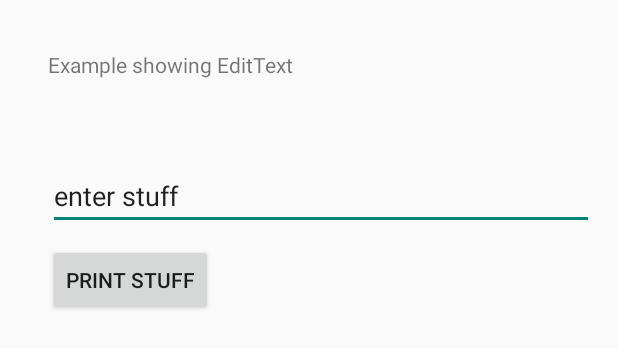
After one commit to vincentthai22/fitness-friends, an Android app: the layout generic_textbox.xml on its own in the app's theme, with its tools: preview values and no code run, on a phone screen of 412 x 824 dp. The commit adds this screen. Shown: the top 348 px of the screen. Run offline under Robolectric (Android 15) with nearby library versions, the phone set to English and light mode, and no system bars.

Commit message:
Started adding textboxes for the routine page; can also be used for diet. Strings.xml contains the nexessary strings for the textboxes and generic_textbox has the xml code.

```diff
--- a/app/src/main/java/com/example/vincent/fitnessfriends/models/Routine.java
+++ b/app/src/main/java/com/example/vincent/fitnessfriends/models/Routine.java
@@ -1,8 +1,39 @@
 package com.example.vincent.fitnessfriends.models;
 
+import android.widget.Button;
+import android.widget.EditText;
+import android.view.View;
+import android.os.Bundle;
+import android.app.Activity;
+import android.view.View.OnClickListener;
+import android.widget.Toast;
 /**
  * Created by Vincent on 10/25/2016.
  */
 
-public class Routine {
+public class Routine extends Activity {
+
+        EditText edit;
+        Button button;
+
+        @Override
+        protected void onCreate(Bundle savedInstanceState) {
+
+            super.onCreate(savedInstanceState);
+            setContentView(R.layout.generic_textbox);
+
+            edit = (EditText) findViewById(R.id.edittext);
+            button = (Button) findViewById(R.id.button);
+
+            button.setOnClickListener(new OnClickListener() {
+
+                public void onClick(View v) {
+                    String str = edit.getText().toString();
+                    Toast msg = Toast.makeText(getBaseContext(),str,Toast.LENGTH_LONG);
+                    msg.show();
+                }
+
+            });
+
+        }
 }
--- /dev/null
+++ b/app/src/main/res/layout/generic_textbox.xml
@@ -0,0 +1,37 @@
+<RelativeLayout xmlns:android="http://schemas.android.com/apk/res/android"
+                android:paddingLeft="@dimen/activity_horizontal_margin"
+                android:layout_height="match_parent"
+                android:paddingRight="@dimen/activity_horizontal_margin"
+                android:layout_width="match_parent"
+                android:paddingBottom="@dimen/activity_vertical_margin"
+                android:paddingTop="@dimen/activity_vertical_margin" >
+
+    <EditText
+            android:id="@+id/edit"
+            android:layout_below="@+id/exView"
+            android:layout_marginTop="55dp"
+            android:layout_width="fill_parent"
+            android:layout_height="wrap_content"
+            android:layout_alignLeft="@+id/button"
+            android:ems="10"
+            android:text="@string/Enter_Stuff" android:inputType="text" />
+
+    <Button
+            android:id="@+id/button"
+            android:layout_width="wrap_content"
+            android:layout_height="wrap_content"
+            android:layout_alignLeft="@+id/exView"
+            android:layout_below="@+id/exView"
+            android:layout_marginTop="110dp"
+            android:text="@string/print" />
+
+    <TextView
+            android:id="@+id/exView"
+            android:layout_marginLeft="16dp"
+            android:layout_width="wrap_content"
+            android:layout_height="wrap_content"
+            android:layout_marginTop="17dp"
+            android:layout_alignParentLeft="true"
+            android:layout_alignParentTop="true"
+            android:text="@string/Example" />
+</RelativeLayout>
--- a/app/src/main/res/values/strings.xml
+++ b/app/src/main/res/values/strings.xml
@@ -35,6 +35,11 @@
     <string name="yes">YES</string>
     <string name="no">NO</string>
 
+    <!--generic_textbox Strings-->
+    <string name="Example">Example showing EditText</string>
+    <string name="print">print stuff</string>
+    <string name="Enter_Stuff">enter stuff</string>
+
     <!-- TODO: Remove or change this placeholder text -->
     <string name="hello_blank_fragment">Hello blank fragment</string>
 </resources>
```
